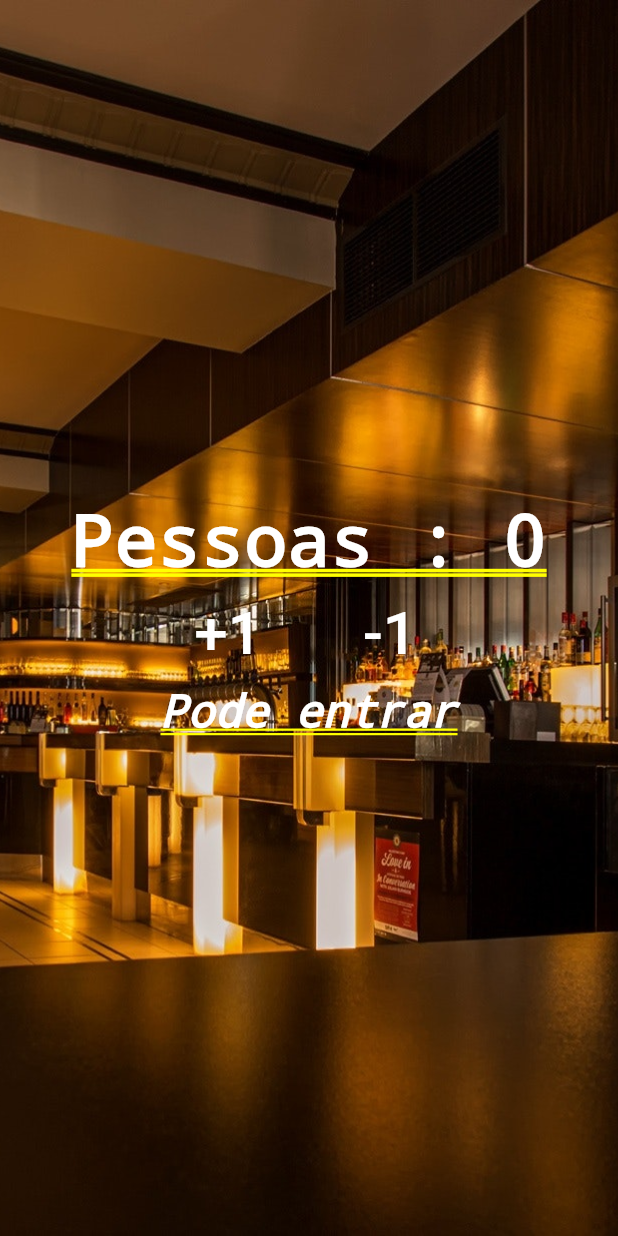
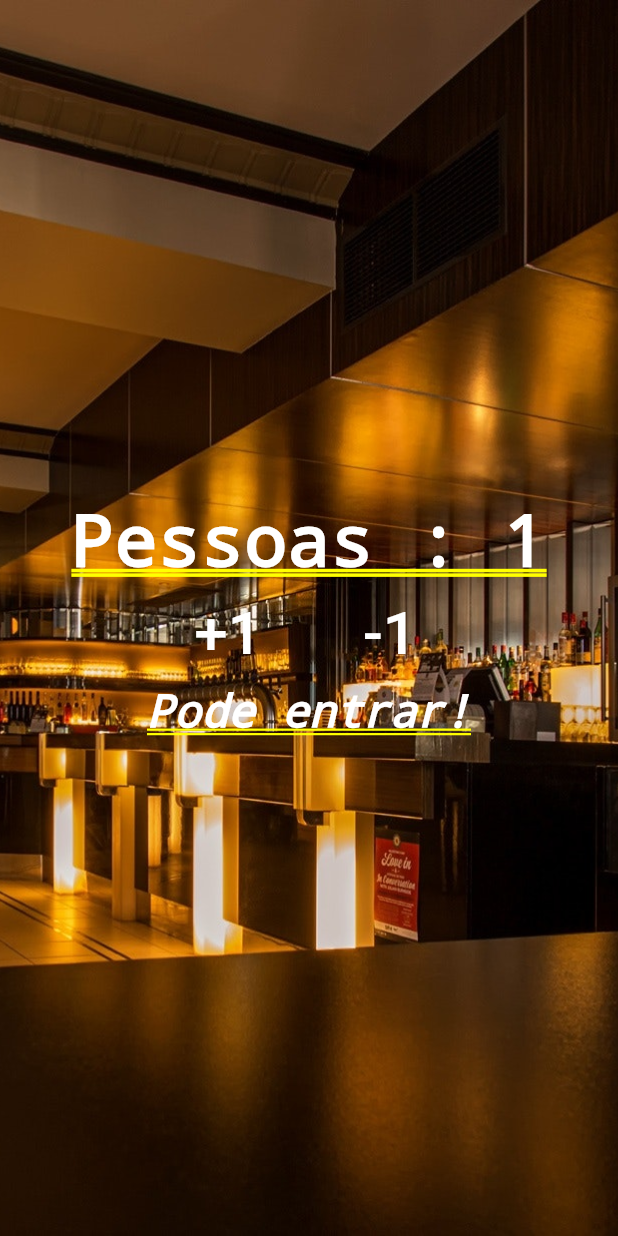
Before and after one commit to wosiakkk/estudo_flutter_simples, a Flutter app: the screen it shows after launch, after a tap on "+1", on a phone screen of 412 x 824 dp. Run offline on Flutter 3.47's test engine with Material 2 defaults, Android fonts, the phone set to English and light mode, and no system bars.

Commit message:
commit final

```diff
--- a/lib/main.dart
+++ b/lib/main.dart
@@ -13,6 +13,25 @@ class Home extends StatefulWidget {
 }
 
 class _HomeState extends State<Home> {
+
+  int _people = 0;
+  String _infoText = "Pode Entrar!";
+
+  void _changePeople(int delta){
+    setState(() {
+      _people += delta;
+      if(_people < 0){
+        _infoText = "Mundo invertido!";
+      } else if(_people <=10) {
+        _infoText = "Pode entrar!";
+      } else{
+        _infoText = "Lotado!!";
+      }
+
+    });
+  }
+
+
   @override
   Widget build(BuildContext context) {
     return Stack(
@@ -26,7 +45,7 @@ class _HomeState extends State<Home> {
           mainAxisAlignment: MainAxisAlignment.center,
           children: <Widget>[
             Text(
-              "Pessoas : 0",
+              "Pessoas : $_people",
               style:
               TextStyle(color: Colors.white, fontWeight: FontWeight.bold),
             ),
@@ -40,7 +59,9 @@ class _HomeState extends State<Home> {
                         "+1",
                         style: TextStyle(fontSize: 40.0, color: Colors.white),
                       ),
-                      onPressed: () {} //função anonima ,
+                      onPressed: () {
+                        _changePeople(1);
+                      }, //função anonima ,
                   ),
                 ),
                 Padding(
@@ -50,13 +71,15 @@ class _HomeState extends State<Home> {
                         "-1",
                         style: TextStyle(fontSize: 40.0, color: Colors.white),
                       ),
-                      onPressed: () {} //função anonima ,
+                      onPressed: () {
+                        _changePeople(-1);
+                      } //função anonima ,
                   ),
                 ),
               ],
             ),
             Text(
-              "Pode entrar",
+              _infoText,
               style: TextStyle(
                   color: Colors.white,
                   fontStyle: FontStyle.italic,
```
